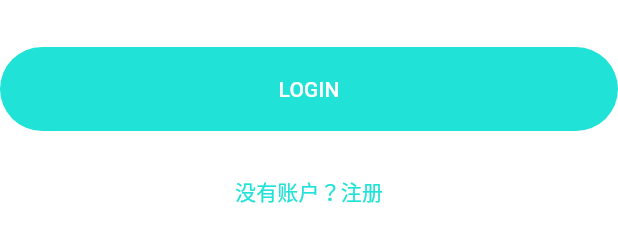
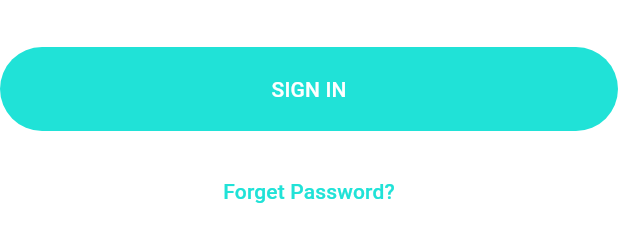
Before and after one commit to eternity340/voices_dating, a Flutter app: the SignForm widget shown alone on an empty page, opened directly, on a phone screen of 412 x 824 dp. Shown: the part 193-435 px from the top of the screen. Run offline on Flutter 3.47's test engine with Material 3 defaults, Android fonts, the phone set to English and light mode, and no system bars; our stand-ins replace dio, flutter_screenutil, flutter_svg, get; network calls fail.

Commit message:
sign revise

```diff
--- a/lib/pre_login/components/sign_btn.dart
+++ b/lib/pre_login/components/sign_btn.dart
@@ -27,7 +27,7 @@ class SignBtn extends StatelessWidget {
             ),
             child: Center(
               child: Text(
-                "Login".toUpperCase(),
+                "SIGN IN".toUpperCase(),
                 style: const TextStyle(
                   color: Colors.black,  // 设置字体颜色为黑色
                 ),
--- a/lib/pre_login/sign_in/components/sign_form.dart
+++ b/lib/pre_login/sign_in/components/sign_form.dart
@@ -2,6 +2,9 @@ import 'package:flutter/material.dart';
 import 'package:provider/provider.dart';
 import '../../../constants.dart';
 import '../sign_in_model.dart';
+
+import 'package:get/get.dart' as getx;
+
 
 class SignForm extends StatelessWidget {
   const SignForm({super.key});
@@ -64,19 +67,19 @@ class SignForm extends StatelessWidget {
               valueColor: AlwaysStoppedAnimation<Color>(Colors.white),
             )
                 : Text(
-              "Login".toUpperCase(),
+              "SIGN IN".toUpperCase(),
             ),
           ),
           const SizedBox(height: defaultPadding),
           TextButton(
             onPressed: () {
-              Navigator.pushNamed(context, '/sign_up');
+              getx.Get.toNamed('/forget_pwd'); // 使用 GetX 导航
             },
             style: ButtonStyle(
               overlayColor: WidgetStateProperty.all(Colors.transparent),
             ),
             child: const Text(
-              "没有账户？注册",
+              "Forget Password?",
               style: TextStyle(color: kPrimaryColor),
             ),
           ),
--- a/lib/pre_login/sign_in/components/sign_screen_top_image.dart
+++ b/lib/pre_login/sign_in/components/sign_screen_top_image.dart
@@ -10,7 +10,7 @@
       return Column(
         children: [
           const Text(
-            "LOGIN",
+            "SIGN",
             style: TextStyle(fontWeight: FontWeight.bold),
           ),
           const SizedBox(height: 20),
--- a/lib/pre_login/sign_in/sign_in_page.dart
+++ b/lib/pre_login/sign_in/sign_in_page.dart
@@ -1,9 +1,6 @@
 import 'package:flutter/material.dart';
-import 'package:provider/provider.dart';
-
 import '../../responsive.dart';
 import '../components/background.dart';
-import 'sign_in_model.dart';
 import 'components/sign_form.dart';
 import 'components/sign_screen_top_image.dart';
 
```
